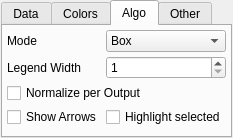
Above: modules/FiAKEr/SensitivitySettings.ui from 3dct/open_iA before the change. Below: the same form after it.
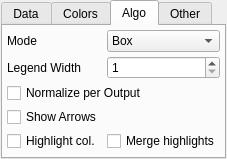
That is the form after the change.

Commit message: Sensitivity: algo details - Option to merge highlighted columns

```diff
--- a/modules/FiAKEr/SensitivitySettings.ui
+++ b/modules/FiAKEr/SensitivitySettings.ui
@@ -6,8 +6,8 @@
    <rect>
     <x>0</x>
     <y>0</y>
-    <width>210</width>
-    <height>127</height>
+    <width>205</width>
+    <height>147</height>
    </rect>
   </property>
   <property name="windowTitle">
@@ -297,10 +297,17 @@
          </property>
         </widget>
        </item>
-       <item row="11" column="1">
+       <item row="12" column="0">
         <widget class="QCheckBox" name="cbHighlightSelected">
          <property name="text">
-          <string>Highlight selected</string>
+          <string>Highlight col.</string>
+         </property>
+        </widget>
+       </item>
+       <item row="12" column="1">
+        <widget class="QCheckBox" name="cbMergeHighlights">
+         <property name="text">
+          <string>Merge highlights</string>
          </property>
         </widget>
        </item>
```
The commit also changes 4 other files.
